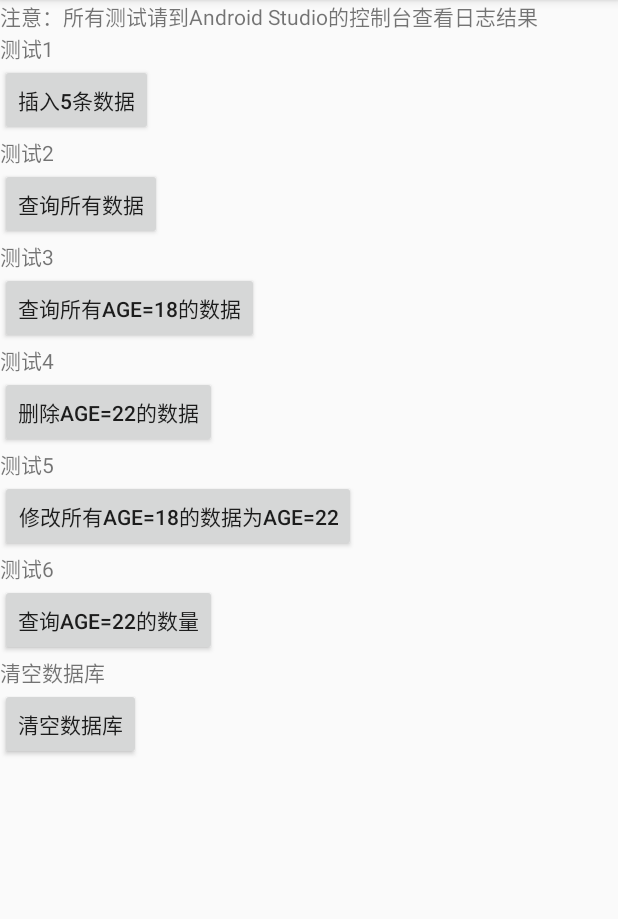
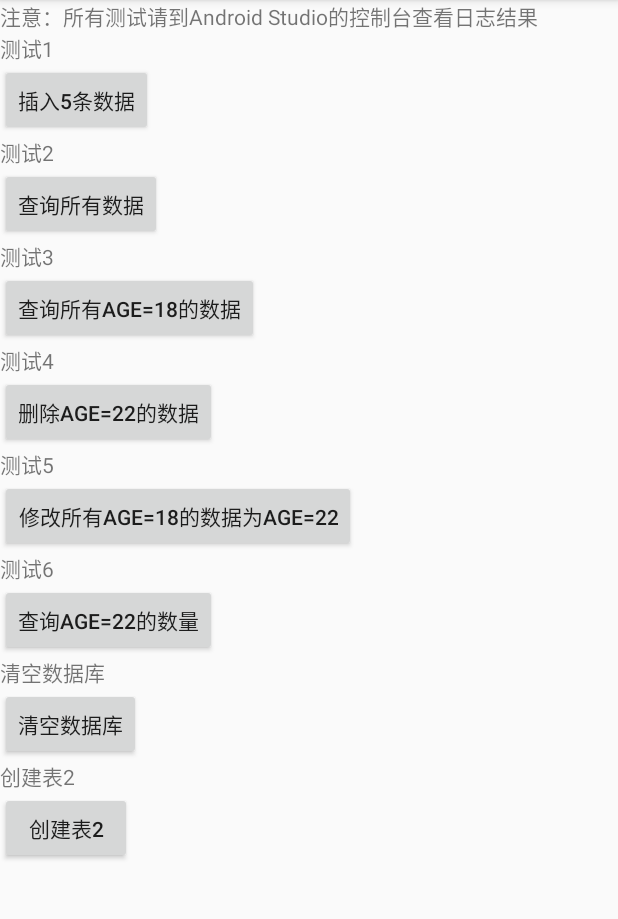
Before and after one commit to kongzue/DB, an Android app: the screen it shows after launch (MainActivity), after a tap on "插入5条数据", on a phone screen of 412 x 824 dp, the part 84-1003 px from its top. Run offline under Robolectric (Android 15) with nearby library versions, the phone set to English and light mode, and no system bars.

Commit message:
1.0.4 pub

```diff
--- a/app/src/main/java/com/kongzue/kongzuedbdemo/MainActivity.java
+++ b/app/src/main/java/com/kongzue/kongzuedbdemo/MainActivity.java
@@ -25,6 +25,7 @@ public class MainActivity extends AppCompatActivity {
     private Button btnUpdate18;
     private Button btnFindCount22;
     private Button btnDeleteAll;
+    private Button btnCreateTable2;
 
     DB db;
 
@@ -40,8 +41,9 @@ public class MainActivity extends AppCompatActivity {
         btnUpdate18 = findViewById(R.id.btn_update18);
         btnFindCount22 = findViewById(R.id.btn_findCount22);
         btnDeleteAll = findViewById(R.id.btn_deleteAll);
+        btnCreateTable2 = findViewById(R.id.btn_createTable2);
 
-        BaseUtil.DEBUGMODE = false;                     //是否开启日志输出模式，主要用于打印sql执行语句
+        BaseUtil.DEBUGMODE = true;                     //是否开启日志输出模式，主要用于打印sql执行语句
 
         db = new DB(this, dbName);    //准备数据库
 
@@ -132,6 +134,15 @@ public class MainActivity extends AppCompatActivity {
                 toast("执行完毕，结果：" + (errorFlag ? "成功" : "失败"));
             }
         });
+
+        btnCreateTable2.setOnClickListener(new View.OnClickListener() {
+            @Override
+            public void onClick(View v) {
+                DBData dbData = new DBData("table2");
+                dbData.set("name", "张三").set("age", 18).set("phone", 18513000000l);
+                db.createNewTable(dbData);
+            }
+        });
     }
 
     public void log(Object o) {
--- a/app/src/main/res/layout/activity_main.xml
+++ b/app/src/main/res/layout/activity_main.xml
@@ -93,6 +93,18 @@
             android:layout_height="wrap_content"
             android:text="清空数据库"/>
 
+        <TextView
+            android:layout_width="match_parent"
+            android:layout_height="wrap_content"
+            android:text="创建表2"/>
+
+        <Button
+            android:id="@+id/btn_createTable2"
+            android:layout_width="wrap_content"
+            android:layout_height="wrap_content"
+            android:text="创建表2"/>
+
+
     </LinearLayout>
 
 </RelativeLayout>
--- a/build.gradle
+++ b/build.gradle
@@ -7,7 +7,7 @@ buildscript {
         jcenter()
     }
     dependencies {
-        classpath 'com.android.tools.build:gradle:3.1.4'
+        classpath 'com.android.tools.build:gradle:3.4.1'
         classpath 'com.jfrog.bintray.gradle:gradle-bintray-plugin:1.0'
         classpath 'com.github.dcendents:android-maven-gradle-plugin:1.4.1'
 
--- a/kongzuedb/src/main/java/com/kongzue/kongzuedb/DB.java
+++ b/kongzuedb/src/main/java/com/kongzue/kongzuedb/DB.java
@@ -61,39 +61,8 @@ public class DB extends BaseUtil {
     public boolean add(@NonNull DBData data, boolean isAllowRepetition) {
         try {
             String tableName = data.getTableName();
-            if (helper == null) {
-                //如果没初始化，现在初始化
-                createTableSQLCommand = "CREATE TABLE IF NOT EXISTS " + tableName + " (" +
-                        "_id INTEGER PRIMARY KEY AUTOINCREMENT, ";
-
-                Set<String> set = data.getData().keySet();
-
-                if (set.size() == 0) {
-                    error("Data中没有任何数据");
-                    return false;
-                }
-
-                for (String key : set) {
-                    String value = data.getData().get(key);
-                    if (!isNull(key) && !isNull(value)) {
-                        if (!key.equals("_id")) {
-                            createTableSQLCommand = createTableSQLCommand + " " + key + " VARCHAR,";
-                        }
-                    }
-                }
-
-                if (createTableSQLCommand.endsWith(","))
-                    createTableSQLCommand = createTableSQLCommand.substring(0, createTableSQLCommand.length() - 1);
-
-                createTableSQLCommand = createTableSQLCommand + ")";
-
-                log("SQL.exec: " + createTableSQLCommand);
-
-                if (dbVersion == 0) dbVersion = 1;
-                Preferences.getInstance().set(context, "KongzueDB", dbName + ".version", dbVersion);
-                closeDB();
-                helper = new SqlliteHelper(context, dbName, dbVersion);
-                db = helper.getWritableDatabase();
+            if (!isHaveTable(data.getTableName())) {
+                createNewTable(data);
             }
             if (!isAllowRepetition) {
                 List<DBData> queryResult = find(data);
@@ -297,7 +266,12 @@ public class DB extends BaseUtil {
         }
 
         List<DBData> list = new ArrayList<DBData>();
-        Cursor c = getQueryCursor(tableName);
+        Cursor c;
+        try {
+            c = getQueryCursor(tableName);
+        } catch (Exception e) {
+            return list;
+        }
         while (c.moveToNext()) {
             DBData data = new DBData(tableName);
             for (int i = 0; i < c.getColumnCount(); i++) {
@@ -340,7 +314,12 @@ public class DB extends BaseUtil {
         }
 
         List<DBData> list = new ArrayList<DBData>();
-        Cursor c = getQueryCursor(conditions);
+        Cursor c;
+        try {
+            c = getQueryCursor(conditions);
+        } catch (Exception e) {
+            return list;
+        }
         while (c.moveToNext()) {
             DBData data = new DBData(conditions.getTableName());
             for (int i = 0; i < c.getColumnCount(); i++) {
@@ -473,12 +452,47 @@ public class DB extends BaseUtil {
         return count;
     }
 
+    public boolean isHaveTable(@NonNull String tableName) {
+        if (dbVersion == 0) {
+            error(ERROR_NO_DB);
+            return false;
+        }
+        if (db == null) {
+            helper = new SqlliteHelper(context, dbName, dbVersion);
+            db = helper.getWritableDatabase();
+        }
+        db.beginTransaction();
+        try {
+            Cursor c = db.rawQuery("select name from sqlite_master where type='table';", null);
+            while (c.moveToNext()) {
+                //遍历出表名
+                if (c.getString(0).equals(tableName)) {
+                    return true;
+                }
+            }
+            c.close();
+
+            db.setTransactionSuccessful();  //设置事务成功完成
+        } catch (Exception e) {
+            e.printStackTrace();
+            return false;
+        } finally {
+            db.endTransaction();    //结束事务
+        }
+        return false;
+    }
+
     /**
      * 创建一个新表，按照 data 作为样板进行创建，data.getTableName() 作为表名，data中所有键作为列进行创建
      *
      * @param data 数据源范例
      */
     public void createNewTable(@NonNull DBData data) {
+        if (isHaveTable(data.getTableName())) {
+            error("错误：已存在表" + data.getTableName());
+            return;
+        }
+
         newTableSQLCommand = "CREATE TABLE IF NOT EXISTS " + data.getTableName() + " (" +
                 "_id INTEGER PRIMARY KEY AUTOINCREMENT, ";
         Set<String> set = data.getData().keySet();
@@ -488,6 +502,8 @@ public class DB extends BaseUtil {
 
         if (newTableSQLCommand.endsWith(","))
             newTableSQLCommand = newTableSQLCommand.substring(0, newTableSQLCommand.length() - 1);
+
+        newTableSQLCommand = newTableSQLCommand + ")";
 
         log("SQL.exec: " + newTableSQLCommand);
 
```
Also changed, not shown: kongzuedb/build.gradle (+4 -5 lines), gradle/wrapper/gradle-wrapper.properties, 1 other file.
